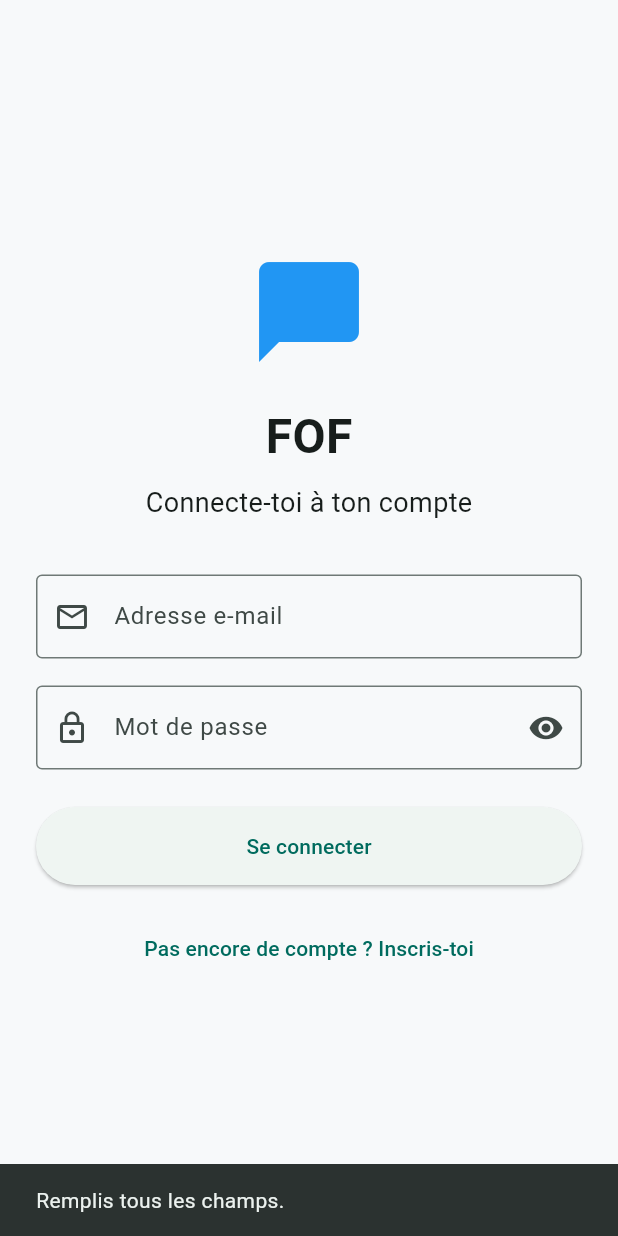
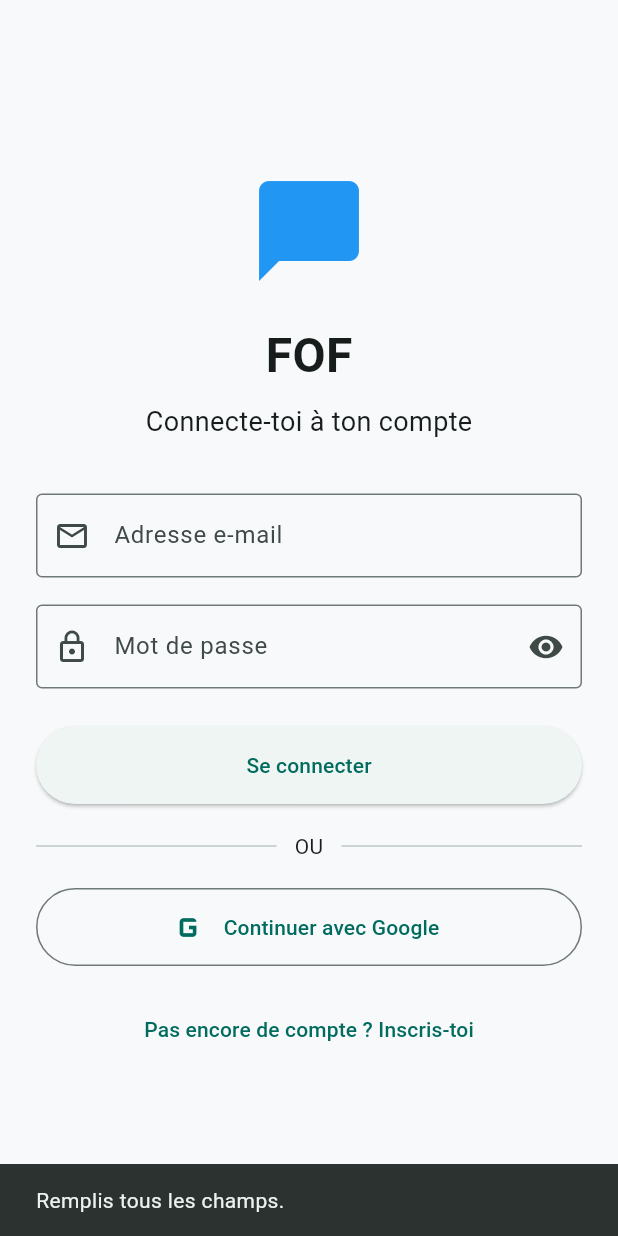
Before and after one commit to ELOHIM243/FoF-, a Flutter app: the screen it shows after launch, after a tap on "Se connecter", on a phone screen of 412 x 824 dp. Run offline on Flutter 3.47's test engine with Material 3 defaults, Android fonts, the phone set to English and light mode, and no system bars; our stand-ins replace file_picker, image_picker, just_audio, shared_preferences, supabase_flutter, video_player; accounts and stored records are empty; generated files the repository leaves out were written again.

Commit message:
Update onboarding_screen.dart

```diff
--- a/lib/features/onboarding/onboarding_screen.dart
+++ b/lib/features/onboarding/onboarding_screen.dart
@@ -13,11 +13,15 @@ class _OnboardingScreenState extends State<OnboardingScreen> {
   final _emailController = TextEditingController();
   final _passwordController = TextEditingController();
 
+  final SupabaseClient _supabase = Supabase.instance.client;
+
+  static const String _redirectUrl =
+      'com.elohim243.fof://login-callback/';
+
   bool _isLogin = true;
   bool _isLoading = false;
+  bool _isGoogleLoading = false;
   bool _obscurePassword = true;
-
-  final SupabaseClient _supabase = Supabase.instance.client;
 
   @override
   void dispose() {
@@ -36,7 +40,9 @@ class _OnboardingScreenState extends State<OnboardingScreen> {
     }
 
     if (password.length < 6) {
-      _showMessage('Le mot de passe doit contenir au moins 6 caractères.');
+      _showMessage(
+        'Le mot de passe doit contenir au moins 6 caractères.',
+      );
       return;
     }
 
@@ -59,26 +65,46 @@ class _OnboardingScreenState extends State<OnboardingScreen> {
         );
 
         if (mounted) {
-          if (response.session == null) {
           _showMessage(
-              'Compte créé ! Vérifie ta boîte e-mail pour confirmer ton adresse.',
+            response.session == null
+                ? 'Compte créé ! Vérifie ta boîte e-mail.'
+                : 'Compte créé avec succès !',
           );
-          } else {
-            _showMessage('Compte créé avec succès !');
-          }
         }
       }
     } on AuthException catch (error) {
-      if (mounted) {
-        _showMessage(error.message);
-      }
+      if (mounted) _showMessage(error.message);
     } catch (error) {
       if (mounted) {
         _showMessage('Une erreur est survenue. Réessaie.');
       }
     } finally {
+      if (mounted) setState(() => _isLoading = false);
+    }
+  }
+
+  Future<void> _signInWithGoogle() async {
+    if (_isLoading || _isGoogleLoading) return;
+
+    setState(() => _isGoogleLoading = true);
+
+    try {
+      await _supabase.auth.signInWithOAuth(
+        OAuthProvider.google,
+        redirectTo: _redirectUrl,
+        authScreenLaunchMode: LaunchMode.externalApplication,
+      );
+    } on AuthException catch (error) {
+      if (mounted) _showMessage(error.message);
+    } catch (error) {
       if (mounted) {
-        setState(() => _isLoading = false);
+        _showMessage(
+          'Impossible de lancer la connexion Google. Vérifie Internet et réessaie.',
+        );
+      }
+    } finally {
+      if (mounted) {
+        setState(() => _isGoogleLoading = false);
       }
     }
   }
@@ -105,6 +131,7 @@ class _OnboardingScreenState extends State<OnboardingScreen> {
                   color: Colors.blue,
                 ),
                 const SizedBox(height: 20),
+
                 const Text(
                   'FOF',
                   style: TextStyle(
@@ -112,13 +139,16 @@ class _OnboardingScreenState extends State<OnboardingScreen> {
                     fontWeight: FontWeight.bold,
                   ),
                 ),
+
                 const SizedBox(height: 8),
+
                 Text(
                   _isLogin
                       ? 'Connecte-toi à ton compte'
                       : 'Crée ton compte FOF',
                   style: const TextStyle(fontSize: 18),
                 ),
+
                 const SizedBox(height: 35),
 
                 TextField(
@@ -162,11 +192,57 @@ class _OnboardingScreenState extends State<OnboardingScreen> {
                   width: double.infinity,
                   height: 52,
                   child: ElevatedButton(
-                    onPressed: _isLoading ? null : _authenticate,
+                    onPressed:
+                        _isLoading || _isGoogleLoading
+                            ? null
+                            : _authenticate,
                     child: _isLoading
                         ? const CircularProgressIndicator()
                         : Text(
-                            _isLogin ? 'Se connecter' : 'Créer un compte',
+                            _isLogin
+                                ? 'Se connecter'
+                                : 'Créer un compte',
+                          ),
+                  ),
+                ),
+
+                const SizedBox(height: 18),
+
+                Row(
+                  children: const [
+                    Expanded(child: Divider()),
+                    Padding(
+                      padding: EdgeInsets.symmetric(horizontal: 12),
+                      child: Text('OU'),
+                    ),
+                    Expanded(child: Divider()),
+                  ],
+                ),
+
+                const SizedBox(height: 18),
+
+                SizedBox(
+                  width: double.infinity,
+                  height: 52,
+                  child: OutlinedButton.icon(
+                    onPressed:
+                        _isLoading || _isGoogleLoading
+                            ? null
+                            : _signInWithGoogle,
+                    icon: _isGoogleLoading
+                        ? const SizedBox(
+                            width: 20,
+                            height: 20,
+                            child: CircularProgressIndicator(
+                              strokeWidth: 2,
+                            ),
+                          )
+                        : const Icon(
+                            Icons.g_mobiledata,
+                            size: 30,
+                          ),
+                    label: const Text(
+                      'Continuer avec Google',
                     ),
                   ),
                 ),
@@ -174,7 +250,8 @@ class _OnboardingScreenState extends State<OnboardingScreen> {
                 const SizedBox(height: 18),
 
                 TextButton(
-                  onPressed: _isLoading
+                  onPressed:
+                      _isLoading || _isGoogleLoading
                           ? null
                           : () {
                               setState(() {
```
Lines whose indentation alone changed are shown as unchanged.
